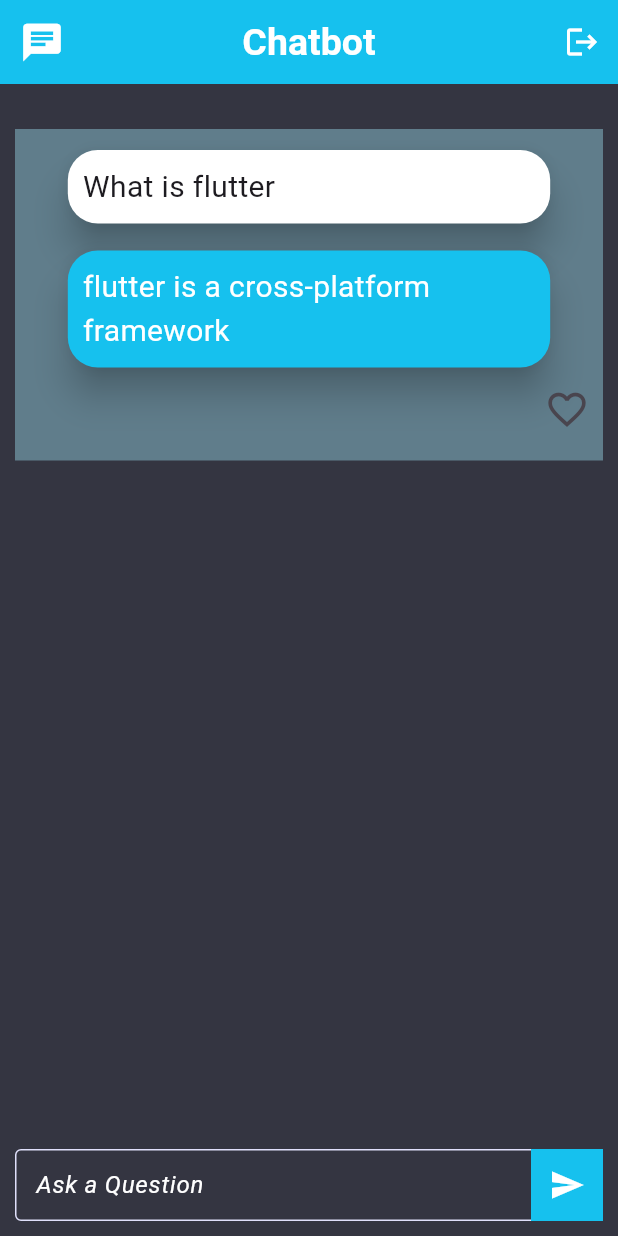
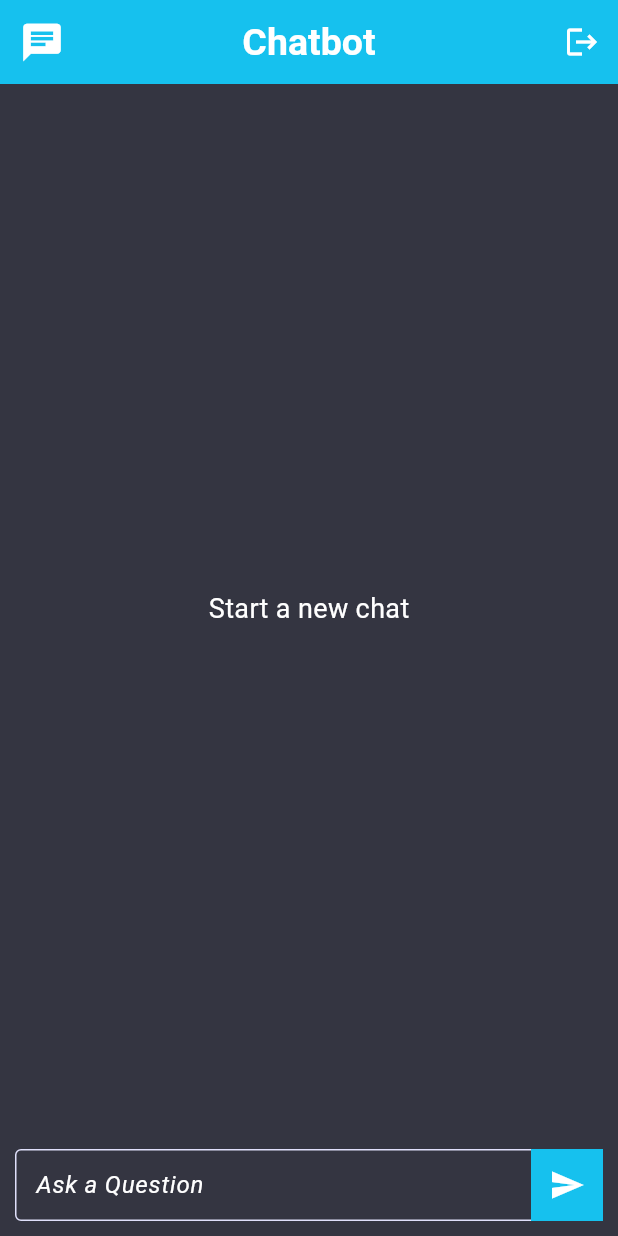
Before and after one commit to youngcodes1/Flutter-test-project, a Flutter app: the HomeScreen screen opened directly, on a phone screen of 412 x 824 dp. Run offline on Flutter 3.47's test engine with Material 2 defaults, Android fonts, the phone set to English and light mode, and no system bars; our stand-ins replace dash_chat_2, get, hive, hive_flutter, quickalert, sqflite; accounts and stored records are empty.

```diff
--- a/lib/Core/Apis/apis.dart
+++ b/lib/Core/Apis/apis.dart
@@ -1,2 +1,2 @@
 String apiRoute = "https://api.openai.com/v1/chat/completions";
-String apiKey = "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";
+String apiKey = "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";
--- a/lib/Models/chat_model.dart
+++ b/lib/Models/chat_model.dart
@@ -1,13 +1,13 @@
 class ChatModel {
-  final int? id;
+  final String? userid;
   final String? role;
   final String? answer;
   final String? question;
   bool isFavorite;
-  final String? createdDateTime;
+  final DateTime? createdDateTime;
 
   ChatModel({
-    this.id,
+    this.userid,
     this.role,
     this.question,
     this.answer,
@@ -17,7 +17,7 @@ class ChatModel {
 
   Map<String, dynamic> toMap() {
     return {
-      'id': id,
+      'userid': userid,
       'role': role,
       'answer': answer,
       'question': question,
@@ -28,7 +28,7 @@ class ChatModel {
 
   factory ChatModel.fromMap(Map<String, dynamic> map) {
     return ChatModel(
-      id: map['id'],
+      userid: map['userid'],
       role: map['role'],
       question: map['question'],
       answer: map['answer'],
--- a/lib/common/widgets/chat_ui.dart
+++ b/lib/common/widgets/chat_ui.dart
@@ -12,14 +12,37 @@ class ChatUI extends StatefulWidget {
 }
 
 class _ChatUIState extends State<ChatUI> {
+  // @override
+  // void initState() {
+  //   super.initState();
+  //   Provider.of<ChatProvider>(context, listen: false).fetchTodayMessages();
+  // }
+
   @override
   Widget build(BuildContext context) {
     final chatProvider = Provider.of<ChatProvider>(context);
+    return Consumer<ChatProvider>(
+      builder: (context, chatProvider, child) {
+        if (chatProvider.loading) {
+          return const CircularProgressIndicator();
+        } else if (chatProvider.todayMessages.isEmpty) {
+          return const Center(
+            child: Text(
+              'Start a new chat',
+              style: TextStyle(fontSize: 18, color: Colors.white),
+            ),
+          );
+        } else {
+          final chat = chatProvider.messages;
+
           return Padding(
             padding: const EdgeInsets.only(top: 30.0),
-      child: ListView(
-        children: [
-          Padding(
+            child: ListView.builder(
+              itemCount: chatProvider.todayMessages.length,
+              itemBuilder: (context, index) {
+                final chatMessage = chat[index];
+
+                return Padding(
                   padding: const EdgeInsets.symmetric(horizontal: 10),
                   child: Container(
                     decoration: const BoxDecoration(color: Colors.blueGrey),
@@ -35,17 +58,18 @@ class _ChatUIState extends State<ChatUI> {
                               shape: RoundedRectangleBorder(
                                 borderRadius: BorderRadius.circular(20),
                               ),
-                          child: const Wrap(
+                              child: Wrap(
                                 children: [
                                   Padding(
-                                padding: EdgeInsets.all(10.0),
+                                    padding: const EdgeInsets.all(10.0),
                                     child: Text(
-                                  'What is flutter',
-                                  style: TextStyle(fontSize: 20),
+                                      chatMessage.question!,
+                                      style: const TextStyle(fontSize: 20),
                                     ),
                                   )
                                 ],
-                          )),
+                              ),
+                            ),
                           ),
                           const SizedBox(
                             height: 10,
@@ -58,37 +82,144 @@ class _ChatUIState extends State<ChatUI> {
                               shape: RoundedRectangleBorder(
                                 borderRadius: BorderRadius.circular(20),
                               ),
-                          child: const Wrap(
+                              child: Wrap(
                                 children: [
                                   Padding(
-                                padding: EdgeInsets.all(10.0),
+                                    padding: const EdgeInsets.all(10.0),
                                     child: Text(
-                                  'flutter is a cross-platform framework',
-                                  style: TextStyle(
+                                      chatMessage.answer!,
+                                      style: const TextStyle(
                                           color: Colors.white, fontSize: 20),
                                     ),
-                              )
-                            ],
-                          )),
-                    ),
-                    Row(
-                      mainAxisAlignment: MainAxisAlignment.end,
-                      children: [
-                        IconButton(
-                            onPressed: () {},
-                            icon: const Icon(
-                              Icons.favorite_border_outlined,
-                              size: 30,
-                            ))
-                      ],
                                   )
                                 ],
                               ),
                             ),
                           ),
+                          Padding(
+                            padding: const EdgeInsets.symmetric(
+                                horizontal: 8.0, vertical: 8.0),
+                            child: Row(
+                              mainAxisAlignment: MainAxisAlignment.spaceBetween,
+                              children: [
+                                Text(
+                                  "",
+                                  // chatMessage.date,
+                                  style: TextStyle(
+                                    fontSize: 18,
+                                    color: Colors.white,
+                                    fontWeight: FontWeight.bold,
+                                  ),
+                                ),
+                                IconButton(
+                                  onPressed: () {
+                                    // Implement your favorite logic
+                                    // chatProvider.markFavorite(chatMessage.id);
+                                  },
+                                  icon: const Icon(
+                                    Icons.favorite_border_outlined,
+                                    size: 30,
+                                  ),
                                 )
                               ],
                             ),
+                          )
+                        ],
+                      ),
+                    ),
+                  ),
+                );
+              },
+            ),
           );
         }
+      },
+    );
+    // return Padding(
+    //   padding: const EdgeInsets.only(top: 30.0),
+    //   child: ListView(
+    //     children: [
+    //       Padding(
+    //         padding: const EdgeInsets.symmetric(horizontal: 10),
+    //         child: Container(
+    //           decoration: const BoxDecoration(color: Colors.blueGrey),
+    //           child: Padding(
+    //             padding: const EdgeInsets.symmetric(vertical: 10),
+    //             child: Column(
+    //               children: [
+    //                 SizedBox(
+    //                   width: MediaQuery.of(context).size.width * 0.8,
+    //                   child: Card(
+    //                       elevation: 10,
+    //                       color: Colors.white,
+    //                       shape: RoundedRectangleBorder(
+    //                         borderRadius: BorderRadius.circular(20),
+    //                       ),
+    //                       child: const Wrap(
+    //                         children: [
+    //                           Padding(
+    //                             padding: EdgeInsets.all(10.0),
+    //                             child: Text(
+    //                               'What is flutter',
+    //                               style: TextStyle(fontSize: 20),
+    //                             ),
+    //                           )
+    //                         ],
+    //                       )),
+    //                 ),
+    //                 const SizedBox(
+    //                   height: 10,
+    //                 ),
+    //                 SizedBox(
+    //                   width: MediaQuery.of(context).size.width * 0.8,
+    //                   child: Card(
+    //                       elevation: 10,
+    //                       color: AppColors.myblue,
+    //                       shape: RoundedRectangleBorder(
+    //                         borderRadius: BorderRadius.circular(20),
+    //                       ),
+    //                       child: const Wrap(
+    //                         children: [
+    //                           Padding(
+    //                             padding: EdgeInsets.all(10.0),
+    //                             child: Text(
+    //                               'flutter is a cross-platform framework',
+    //                               style: TextStyle(
+    //                                   color: Colors.white, fontSize: 20),
+    //                             ),
+    //                           )
+    //                         ],
+    //                       )),
+    //                 ),
+    //                 Padding(
+    //                   padding: const EdgeInsets.symmetric(
+    //                       horizontal: 8.0, vertical: 8.0),
+    //                   child: Row(
+    //                     mainAxisAlignment: MainAxisAlignment.spaceBetween,
+    //                     children: [
+    //                       const Text(
+    //                         '23/12/23',
+    //                         style: TextStyle(
+    //                             fontSize: 18,
+    //                             color: Colors.white,
+    //                             fontWeight: FontWeight.bold),
+    //                       ),
+    //                       IconButton(
+    //                           onPressed: () {},
+    //                           icon: const Icon(
+    //                             Icons.favorite_border_outlined,
+    //                             size: 30,
+    //                           ))
+    //                     ],
+    //                   ),
+    //                 )
+    //               ],
+    //             ),
+    //           ),
+    //         ),
+    //       )
+    //     ],
+    //   ),
+    // );
   }
+}
--- a/pubspec.yaml
+++ b/pubspec.yaml
@@ -44,6 +44,7 @@ dependencies:
   dash_chat_2:
   chat_gpt_sdk:
   flutter_spinkit:
+  intl:
 
 dev_dependencies:
   flutter_test:
```
Also changed, not shown: lib/Db/chat_dbhelper/chat_dbhelper.dart (+26 -4 lines), lib/Providers/ChatProvider/chat_provider.dart (+28 -1 lines), pubspec.lock. Lines whose indentation alone changed are shown as unchanged.
